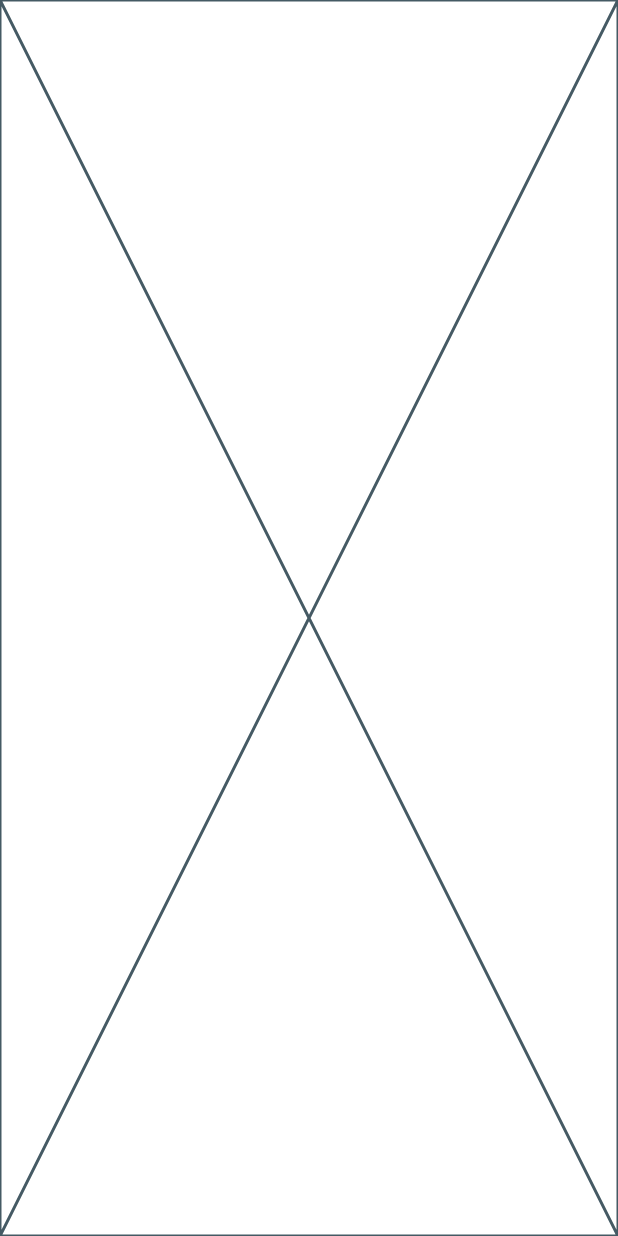
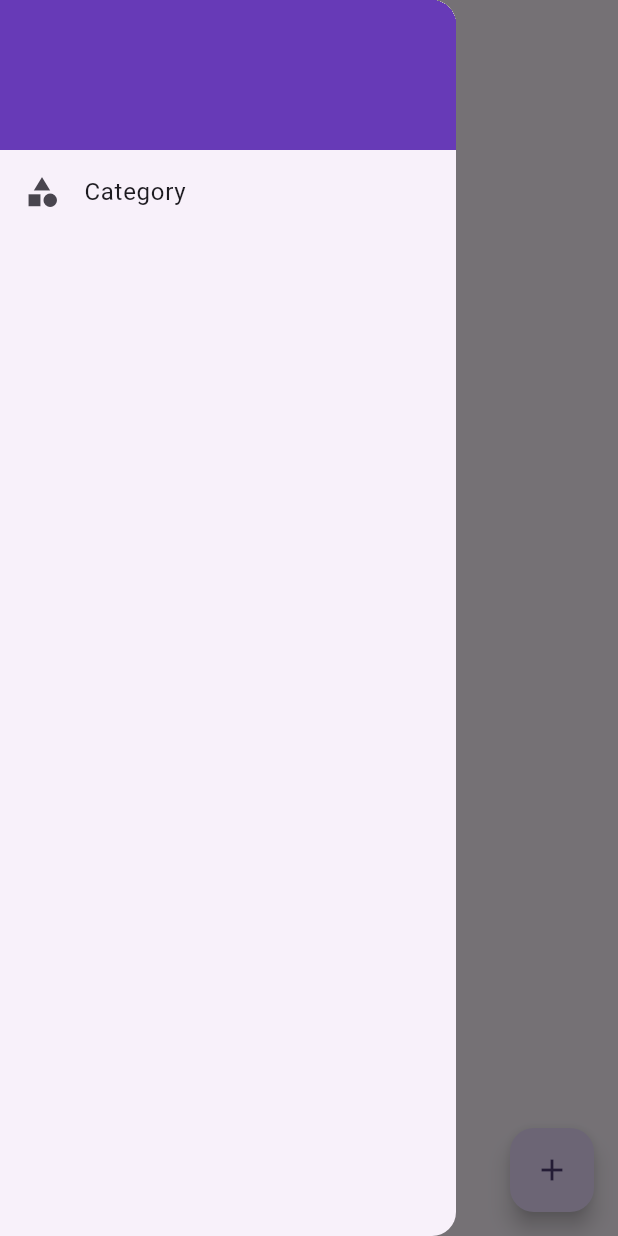
Before and after one commit to faisal-fardin/daily_expense-with-local_database, a Flutter app: the screen it shows after launch, with the side drawer open (before the commit the screen has no drawer), on a phone screen of 412 x 824 dp. Run offline on Flutter 3.47's test engine with Material 3 defaults, Android fonts, the phone set to English and light mode, and no system bars; our stand-ins replace get.

Commit message:
home page and category page drawer and getX add

```diff
--- /dev/null
+++ b/lib/custom_widgets/main_drawer.dart
@@ -0,0 +1,31 @@
+
+import 'package:flutter/material.dart';
+import 'package:get/get.dart';
+
+class MainDrawer extends StatelessWidget {
+  const MainDrawer({super.key});
+
+  @override
+  Widget build(BuildContext context) {
+    return SafeArea(
+      child: Drawer(
+        child: Column(
+          children: [
+            Container(
+              height: 100,
+              color: Colors.deepPurple,
+            ),
+            ListTile(
+              onTap: (){
+                Navigator.pop(context);
+                Get.toNamed('/category');
+              },
+              title: const Text('Category'),
+              leading: const Icon(Icons.category),
+            )
+          ],
+        ),
+      ),
+    );
+  }
+}
--- a/lib/main.dart
+++ b/lib/main.dart
@@ -1,4 +1,8 @@
+import 'package:daily_expense/pages/add_expense_page.dart';
+import 'package:daily_expense/pages/category_page.dart';
+import 'package:daily_expense/pages/home_page.dart';
 import 'package:flutter/material.dart';
+import 'package:get/get.dart';
 
 void main() {
   runApp(const MyApp());
@@ -8,13 +12,19 @@ class MyApp extends StatelessWidget {
   const MyApp({super.key});
   @override
   Widget build(BuildContext context) {
-    return MaterialApp(
+    return GetMaterialApp(
+      debugShowCheckedModeBanner: false,
       title: 'Flutter Demo',
       theme: ThemeData(
         colorScheme: ColorScheme.fromSeed(seedColor: Colors.deepPurple),
         useMaterial3: true,
       ),
-      home: const Placeholder(),
+      initialRoute: '/',
+      getPages: [
+        GetPage(name: '/', page: ()=> const HomePage()),
+        GetPage(name: '/addExpense', page: ()=> const AddExpensePage()),
+        GetPage(name: '/category', page: ()=> const AddCategoryPage()),
+      ],
     );
   }
 }
--- a/lib/pages/home_page.dart
+++ b/lib/pages/home_page.dart
@@ -1,5 +1,7 @@
 
+import 'package:daily_expense/custom_widgets/main_drawer.dart';
 import 'package:flutter/material.dart';
+import 'package:get/get.dart';
 
 class HomePage extends StatelessWidget {
   static const String routeName = '/';
@@ -8,8 +10,15 @@ class HomePage extends StatelessWidget {
   @override
   Widget build(BuildContext context) {
     return Scaffold(
+      drawer: const MainDrawer(),
       appBar: AppBar(
         title: const Text('Home'),
+      ),
+      floatingActionButton: FloatingActionButton(
+        onPressed: (){
+          Get.toNamed('/addExpense');
+        },
+        child: const Icon(Icons.add),
       ),
     );
   }
--- a/pubspec.yaml
+++ b/pubspec.yaml
@@ -39,6 +39,8 @@ dependencies:
   intl:
   google_fonts:
   sqflite:
+  get:
+
 
 
 dev_dependencies:
```
Also changed, not shown: lib/pages/add_expense_page.dart (added, +16 -0 lines), lib/pages/category_page.dart (added, +24 -0 lines), lib/utils/widgets_funcation.dart (added), pubspec.lock.
